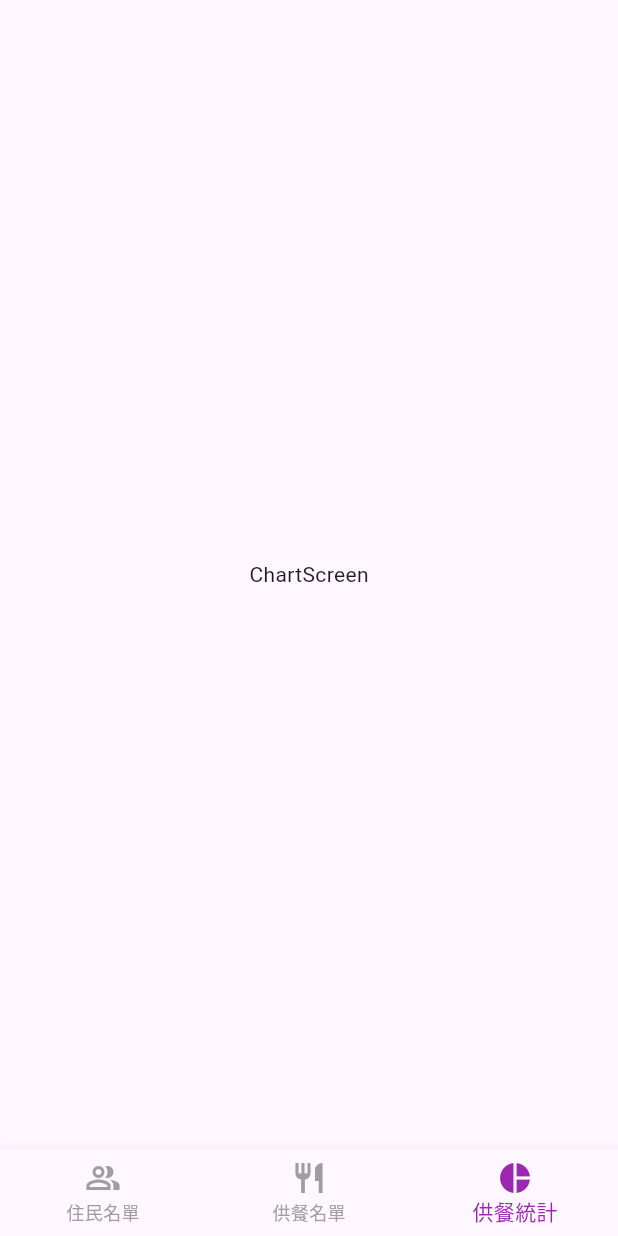
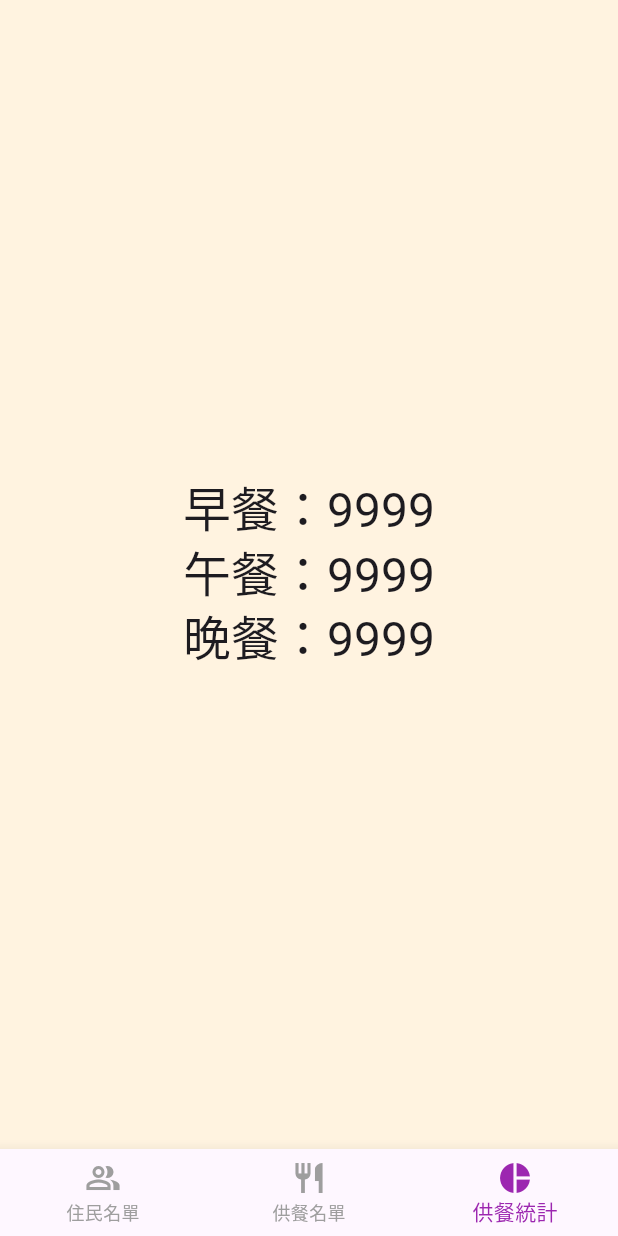
Before and after one commit to winricyu/flutter_exam_jubo, a Flutter app: the screen it shows after launch, item 3 of the bottom bar chosen, on a phone screen of 412 x 824 dp. Run offline on Flutter 3.47's test engine with Material 3 defaults, Android fonts, the phone set to English and light mode, and no system bars; our stand-ins replace flutter_riverpod, gap, riverpod_annotation, sqflite; accounts and stored records are empty; generated files the repository leaves out were written again.

Commit message:
- 調整供餐統計排版

```diff
--- a/lib/features/chart/presentation/chart_screen.dart
+++ b/lib/features/chart/presentation/chart_screen.dart
@@ -1,13 +1,41 @@
 import 'package:flutter/material.dart';
+import 'package:flutter_exam_jubo/features/meal/provider/breakfast_provider.dart';
+import 'package:flutter_exam_jubo/features/meal/provider/dinner_provider.dart';
+import 'package:flutter_exam_jubo/features/meal/provider/lunch_provider.dart';
+import 'package:flutter_riverpod/flutter_riverpod.dart';
 
-class ChartScreen extends StatelessWidget {
+class ChartScreen extends ConsumerWidget {
   const ChartScreen({super.key});
 
   @override
-  Widget build(BuildContext context) {
-    return const Scaffold(
-      body: Center(
-        child: Text('ChartScreen'),
+  Widget build(BuildContext context, WidgetRef ref) {
+    final breakfastCounts = ref.watch(breakfastCounterProvider);
+    final lunchCounts = ref.watch(lunchCounterProvider);
+    final dinnerCounts = ref.watch(dinnerCounterProvider);
+
+    return Scaffold(
+      body: SizedBox.expand(
+        child: ColoredBox(
+          color: Colors.orange.shade50,
+          child: Column(
+            mainAxisSize: MainAxisSize.max,
+            mainAxisAlignment: MainAxisAlignment.center,
+            children: [
+              Text(
+                '早餐：$breakfastCounts',
+                style: Theme.of(context).textTheme.headlineLarge,
+              ),
+              Text(
+                '午餐：$lunchCounts',
+                style: Theme.of(context).textTheme.headlineLarge,
+              ),
+              Text(
+                '晚餐：$dinnerCounts',
+                style: Theme.of(context).textTheme.headlineLarge,
+              ),
+            ],
+          ),
+        ),
       ),
     );
   }
```
Also changed, not shown: 3 other files.
